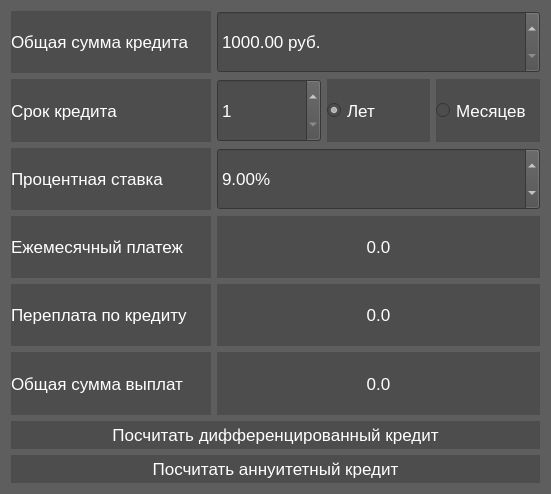
Old version of the form src/controllers_and_view/creditcalcview.ui in the repository yaroshenkonikita/CPP-SmartCalc.
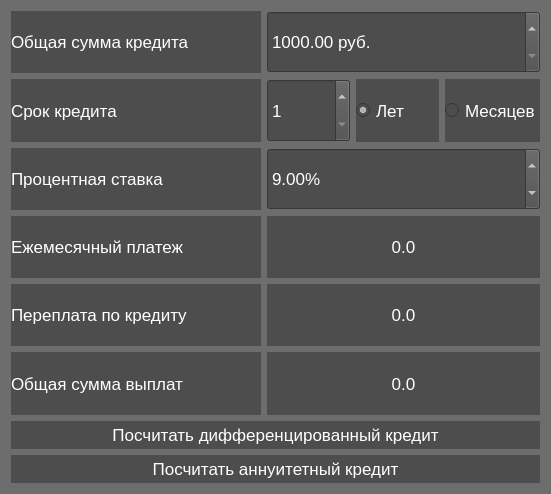
New version of the form. Icons and pictures are not drawn.

Patch:
```diff
--- a/src/controllers_and_view/creditcalcview.ui
+++ b/src/controllers_and_view/creditcalcview.ui
@@ -18,7 +18,7 @@
     <normaloff>:/Credit-Calculator.png</normaloff>:/Credit-Calculator.png</iconset>
   </property>
   <property name="styleSheet">
-   <string notr="true">background-color: rgb(94, 94, 94);</string>
+   <string notr="true">background-color: rgb(109, 109, 109);</string>
   </property>
   <layout class="QVBoxLayout" name="verticalLayout_2">
    <item>
@@ -33,7 +33,7 @@
        </property>
        <property name="maximumSize">
         <size>
-         <width>200</width>
+         <width>250</width>
          <height>16777215</height>
         </size>
        </property>
@@ -93,7 +93,7 @@
        </property>
        <property name="maximumSize">
         <size>
-         <width>200</width>
+         <width>250</width>
          <height>16777215</height>
         </size>
        </property>
@@ -207,7 +207,7 @@
        </property>
        <property name="maximumSize">
         <size>
-         <width>200</width>
+         <width>250</width>
          <height>16777215</height>
         </size>
        </property>
@@ -273,7 +273,7 @@
        </property>
        <property name="maximumSize">
         <size>
-         <width>200</width>
+         <width>250</width>
          <height>16777215</height>
         </size>
        </property>
@@ -324,7 +324,7 @@
        </property>
        <property name="maximumSize">
         <size>
-         <width>200</width>
+         <width>250</width>
          <height>16777215</height>
         </size>
        </property>
@@ -375,7 +375,7 @@
        </property>
        <property name="maximumSize">
         <size>
-         <width>200</width>
+         <width>250</width>
          <height>16777215</height>
         </size>
        </property>
```
